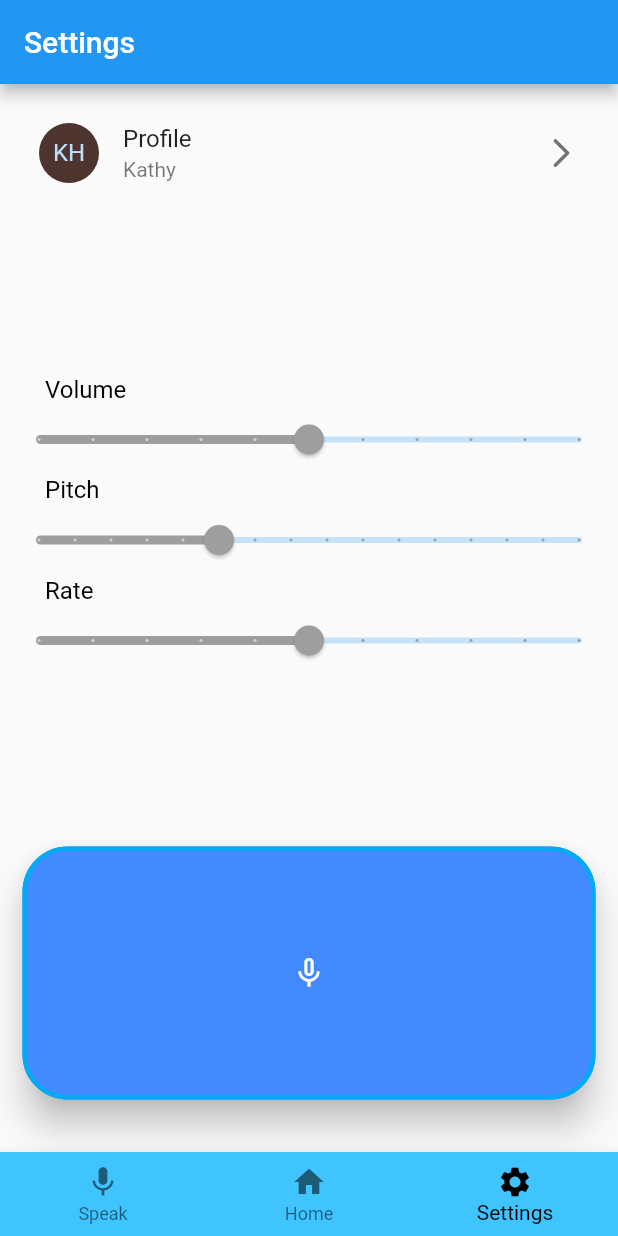
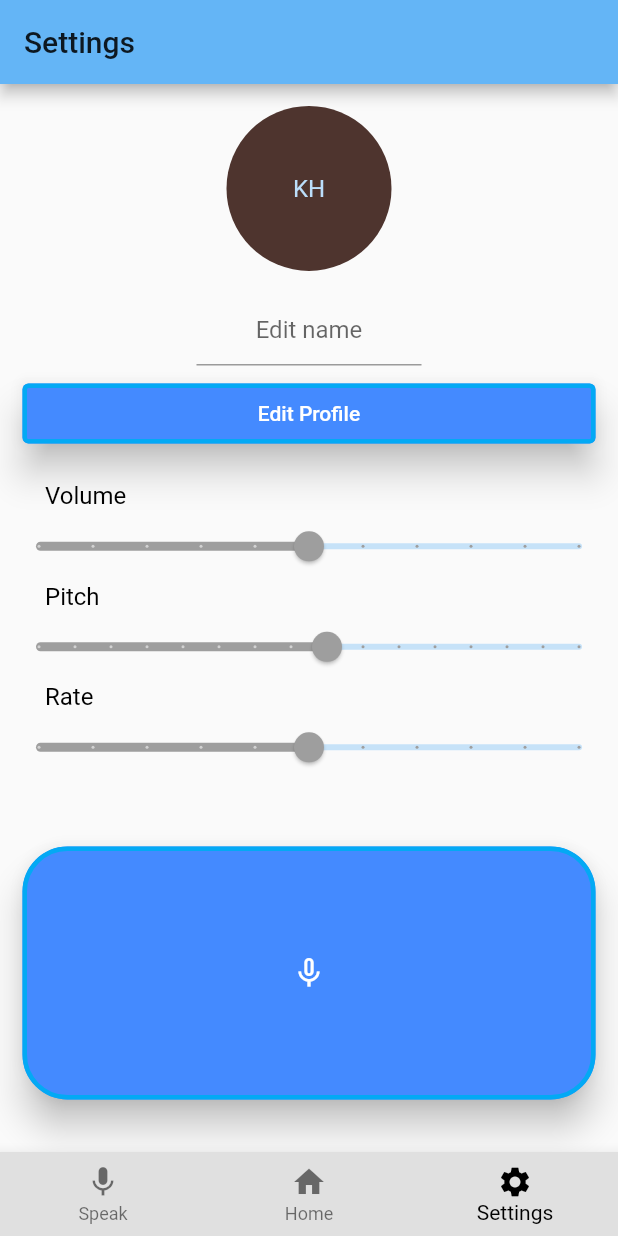
Before and after one commit to cskitty/vision_aid, a Flutter app: the screen it shows after launch, item 3 of the bottom bar chosen, on a phone screen of 412 x 824 dp. Run offline on Flutter 3.47's test engine with Material 2 defaults, Android fonts, the phone set to English and light mode, and no system bars; our stand-ins replace avatar_glow, camera, flutter_tts, shared_preferences, speech_to_text; missing offline and left inert: highlight_text, tflite_flutter, tflite_flutter_helper, volume_watcher.

Commit message:
settings changes (shared preferences to save locally on device)

```diff
--- a/lib/main.dart
+++ b/lib/main.dart
@@ -1,11 +1,20 @@
 import 'package:flutter/material.dart';
 import 'package:flutter/services.dart';
+import 'package:vision_aid/tts_settings.dart';
 import 'speech_recognition.dart';
 import 'ui/home_view.dart';
 import 'settings.dart';
+import 'package:shared_preferences/shared_preferences.dart';
+
+
 void main() async {
   WidgetsFlutterBinding.ensureInitialized();
   await SystemChrome.setPreferredOrientations([DeviceOrientation.portraitUp]);
+  SharedPreferences prefs = await SharedPreferences.getInstance();
+  TTSsettings.newVolume = (prefs.getDouble('Volume') ??0.5);
+  TTSsettings.newPitch = (prefs.getDouble('Pitch') ??1.25);
+  TTSsettings.newRate = (prefs.getDouble('Rate') ??0.5);
+  //print(TTSsettings.newVolume);
   runApp(MyApp());
 }
 
@@ -15,7 +24,8 @@ class MyApp extends StatelessWidget {
     return MaterialApp(
       title: 'My Vision Aid',
       theme: ThemeData(
-        primarySwatch: Colors.blue,
+        primaryColor: Colors.blue.shade300,
+        //primarySwatch: Colors.blue,
         visualDensity: VisualDensity.adaptivePlatformDensity,
       ),
       home: MyHomePage(title:"Visual Aid"),
@@ -81,18 +91,18 @@ class _MyHomePageState extends State<MyHomePage> {
             BottomNavigationBarItem(
               icon: Icon(Icons.mic),
               label: 'Speak',
-              backgroundColor: Colors.lightBlueAccent,
+              backgroundColor: Colors.grey,
 
             ),
             BottomNavigationBarItem(
                 icon: Icon(Icons.home),
                 label: 'Home',
-                backgroundColor: Colors.lightBlueAccent
+                backgroundColor: Colors.grey
             ),
             BottomNavigationBarItem(
                 icon: Icon(Icons.settings),
                 label: 'Settings',
-                backgroundColor: Colors.lightBlueAccent
+                backgroundColor: Colors.grey
             ),
           ],
           currentIndex: _currentIndex,
@@ -102,7 +112,7 @@ class _MyHomePageState extends State<MyHomePage> {
               _currentIndex = index;
             });
           },
-          backgroundColor: Colors.lightBlueAccent
+          backgroundColor: Colors.grey.shade300,
       ),
       // This trailing comma makes auto-formatting nicer for build methods.
     );
--- a/lib/settings.dart
+++ b/lib/settings.dart
@@ -5,6 +5,15 @@ import 'dart:io' show Platform;
 import 'package:flutter/foundation.dart' show kIsWeb;
 import 'package:flutter_tts/flutter_tts.dart';
 import 'tts_settings.dart';
+import 'package:flutter/material.dart';
+import 'package:vision_aid/user_info.dart';
+import 'package:vision_aid/user_preferences.dart';
+import 'settings.dart';
+import 'package:flutter/cupertino.dart';
+import 'profile_widget.dart';
+import 'package:shared_preferences/shared_preferences.dart';
+
+
 class SettingPage extends StatefulWidget {
   SettingPage({Key key, this.title}) : super(key: key);
 
@@ -18,7 +27,32 @@ class SettingPage extends StatefulWidget {
   _SettingPageState createState() => _SettingPageState();
 }
 
+
+// _savedName() async {
+//   SharedPreferences prefs = await SharedPreferences.getInstance();
+//   await prefs.setString('Full Name', TTSsettings.newVolume);
+// }
+_savedVolume() async {
+  SharedPreferences prefs = await SharedPreferences.getInstance();
+  await prefs.setDouble('Volume', TTSsettings.newVolume);
+}
+
+
+_savedPitch() async {
+  SharedPreferences prefs = await SharedPreferences.getInstance();
+  await prefs.setDouble('Pitch', TTSsettings.newPitch);
+}
+
+_savedRate() async {
+  SharedPreferences prefs = await SharedPreferences.getInstance();
+  await prefs.setDouble('Rate', TTSsettings.newRate);
+}
+
+
 class _SettingPageState extends State<SettingPage> {
+  TextEditingController _controller = new TextEditingController();
+  bool _enabled = false;
+
   FlutterTts flutterTts;
   dynamic languages;
   String language;
@@ -105,6 +139,7 @@ class _SettingPageState extends State<SettingPage> {
 
   @override
   Widget build(BuildContext context) {
+    ThemeData theme = Theme.of(context);
     return Scaffold(
       appBar: AppBar(
 
@@ -117,31 +152,100 @@ class _SettingPageState extends State<SettingPage> {
           mainAxisAlignment: MainAxisAlignment.start,
           children: <Widget>[
             Expanded(
-                flex:25,
+                flex:35,
                 child: Container (
-                  margin: EdgeInsets.only(left: 10, right: 10, top: 10, bottom: 10),
-                  child: ListTile(
-                    leading: CircleAvatar(
-                      backgroundColor: Colors.brown.shade800,
-                      child: const Text('KH'),
+                  margin: EdgeInsets.only(top:10),
+                    child: Column(
+                      mainAxisAlignment: MainAxisAlignment.center,
+                      children: [
+                        Container(
+                          margin: EdgeInsets.only(bottom:15),
+                          child: CircleAvatar(
+                            backgroundColor: Colors.brown.shade800,
+                            radius: 55,
+                            child: const Text('KH'),
+                          ),
+                        ),
+              Container(
+                margin: const EdgeInsets.only(bottom:10),
+                width: 150,
+                alignment: Alignment.center,
+                child: _enabled ?
+                new TextFormField(controller: _controller) :
+                new FocusScope(
+                  node: new FocusScopeNode(),
+                  child: new TextFormField(
+                    textAlign: TextAlign.center,
+                    controller: _controller,
+                    onChanged: (value) {
+                      setState(() {
+
+                      });
+                    },
+                    style: theme.textTheme.subhead.copyWith(
+                      color: Colors.black,
                     ),
-                    title: Text("Profile"),
-                    subtitle: Text("Kathy"),
-                    onTap:  () => Navigator.push(
-                        context,
-                        MaterialPageRoute(builder: (context) => ProfilePage())
+                    decoration: new InputDecoration(
+                      hintText: _enabled ? _controller : 'Edit name',
                     ),
-                    trailing:  Icon(
-                      Icons.arrow_forward_ios_rounded,
-                      size: 24.0,
-                      color: Colors.black54,
+                  ),
+                ),
+              ),
+                        // Text(
+                        //     'Hello, Kathy! How are you?'
+                        //   //'Hello, $_name! How are you?',
+                        //   //textAlign: TextAlign.center,
+                        //   //style: const TextStyle(fontWeight: FontWeight.bold),
+                        // ),
+                Container(
+                  width: double.infinity,
+                  height:40,
+                  margin: EdgeInsets.only(left:15,right:15,bottom:5,top:2),
+
+                  child: ElevatedButton(
+                    style: ElevatedButton.styleFrom(
+                        primary: Colors.blueAccent, //background color of button
+                        side: BorderSide(
+                            width: 3,
+                            color: Colors.lightBlue), //border width and color
+                        elevation: 10, //elevation of button
+                        //shape: RoundedRectangleBorder(
+                          //to set border radius to button
+                            //borderRadius: BorderRadius.circular(15)),
+                        //padding:
+                        //EdgeInsets.all(20) //content padding inside button
                     ),
+                    onPressed: () {
+                    },
+                    child: Text('Edit Profile'),
+                  ),
+                )
 
-                  ),
+                      ],
+
+                    )
+                  // child: ListTile(
+                  //   leading: CircleAvatar(
+                  //     backgroundColor: Colors.brown.shade800,
+                  //     child: const Text('KH'),
+                  //   ),
+                  //   title: Text("Profile"),
+                  //   subtitle: Text("Kathy"),
+                  //   onTap:  () => Navigator.push(
+                  //       context,
+                  //       MaterialPageRoute(builder: (context) => ProfilePage())
+                  //   ),
+                  //   trailing:  Icon(
+                  //     Icons.arrow_forward_ios_rounded,
+                  //     size: 24.0,
+                  //     color: Colors.black54,
+                  //   ),
+                  //
+                  // ),
                 )
             ),
             Expanded(
-                flex:45,
+                flex:35,
                 child: SingleChildScrollView(
                     scrollDirection: Axis.vertical,
                     child: Column(children: [
@@ -185,6 +289,14 @@ class _SettingPageState extends State<SettingPage> {
 
         ),
       ),
+      // floatingActionButton: new FloatingActionButton(
+      //     child: new Icon(icon),
+      //     onPressed: () {
+      //       setState(() {
+      //         _enabled = !_enabled;
+      //       });
+      //     }
+      // ),
       // This trailing comma makes auto-formatting nicer for build methods.
     );
   }
@@ -269,12 +381,14 @@ class _SettingPageState extends State<SettingPage> {
     return Slider(
         value: TTSsettings.newVolume,
         onChanged: (newVolume) {
+
           setState(() => TTSsettings.newVolume = newVolume);
+          _savedVolume();
         },
         min: 0.0,
         max: 1.0,
         divisions: 10,
-        label: "Volume: $TTSsettings.newVolume",
+        //label: 'Volume: $_value',
         activeColor: Colors.grey,
     );
   }
@@ -284,11 +398,12 @@ class _SettingPageState extends State<SettingPage> {
       value: TTSsettings.newPitch,
       onChanged: (newPitch) {
         setState(() => TTSsettings.newPitch = newPitch);
+        _savedPitch();
       },
       min: 0.5,
       max: 2.0,
       divisions: 15,
-      label: "Pitch: $TTSsettings.newPitch,",
+      //label: "Pitch: $TTSsettings.newPitch,",
       activeColor: Colors.grey,
     );
   }
@@ -298,11 +413,12 @@ class _SettingPageState extends State<SettingPage> {
       value: TTSsettings.newRate,
       onChanged: (newRate) {
         setState(() => TTSsettings.newRate = newRate);
+        _savedRate();
       },
       min: 0.0,
       max: 1.0,
       divisions: 10,
-      label: "Rate: $TTSsettings.newRate",
+      //label: "Rate: $TTSsettings.newRate",
       activeColor: Colors.grey,
     );
   }
```
Also changed, not shown: lib/profile.dart (+61 -40 lines), 2 other files.
